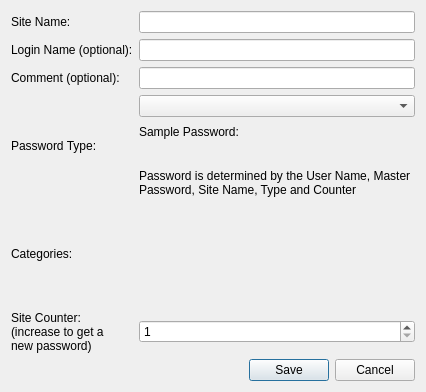
Before: the Qt Designer form ui/edit_site_widget.ui in bkueng/qMasterPassword, drawn with Qt 5.
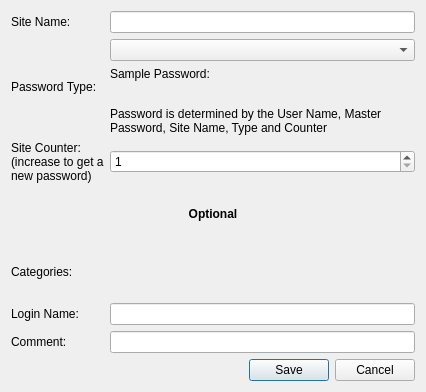
After: the same form once the commit is applied.

Commit message: edit site: change layout: use 'Optional' header label for optional stuff

What changed in the file:
```diff
--- a/ui/edit_site_widget.ui
+++ b/ui/edit_site_widget.ui
@@ -16,8 +16,12 @@
   <layout class="QVBoxLayout" name="verticalLayout">
    <item>
     <layout class="QGridLayout" name="gridLayout">
-     <item row="1" column="1">
-      <widget class="QLineEdit" name="txtUserName"/>
+     <item row="9" column="0">
+      <widget class="QLabel" name="label_5">
+       <property name="text">
+        <string>Categories:</string>
+       </property>
+      </widget>
      </item>
      <item row="0" column="0">
       <widget class="QLabel" name="label">
@@ -29,33 +33,6 @@
        </property>
       </widget>
      </item>
-     <item row="1" column="0">
-      <widget class="QLabel" name="label_2">
-       <property name="text">
-        <string>Login Name (optional):</string>
-       </property>
-       <property name="buddy">
-        <cstring>txtUserName</cstring>
-       </property>
-      </widget>
-     </item>
-     <item row="5" column="0">
-      <widget class="QLabel" name="label_5">
-       <property name="text">
-        <string>Categories:</string>
-       </property>
-      </widget>
-     </item>
-     <item row="2" column="0">
-      <widget class="QLabel" name="label_3">
-       <property name="text">
-        <string>Comment (optional):</string>
-       </property>
-       <property name="buddy">
-        <cstring>txtComment</cstring>
-       </property>
-      </widget>
-     </item>
      <item row="0" column="1">
       <widget class="QLineEdit" name="txtSiteName"/>
      </item>
@@ -69,19 +46,6 @@
        </property>
       </widget>
      </item>
-     <item row="2" column="1">
-      <widget class="QLineEdit" name="txtComment"/>
-     </item>
-     <item row="6" column="0">
-      <widget class="QLabel" name="label_6">
-       <property name="text">
-        <string>Site Counter:&lt;br&gt;(increase to get a &lt;br&gt;new password)</string>
-       </property>
-       <property name="buddy">
-        <cstring>spnSiteCounter</cstring>
-       </property>
-      </widget>
-     </item>
      <item row="6" column="1">
       <widget class="QSpinBox" name="spnSiteCounter">
        <property name="minimum">
@@ -92,6 +56,16 @@
        </property>
       </widget>
      </item>
+     <item row="6" column="0">
+      <widget class="QLabel" name="label_6">
+       <property name="text">
+        <string>Site Counter:&lt;br&gt;(increase to get a &lt;br&gt;new password)</string>
+       </property>
+       <property name="buddy">
+        <cstring>spnSiteCounter</cstring>
+       </property>
+      </widget>
+     </item>
      <item row="3" column="1">
       <layout class="QVBoxLayout" name="verticalLayout_2">
        <item>
@@ -123,7 +97,43 @@
        </item>
       </layout>
      </item>
-     <item row="5" column="1">
+     <item row="7" column="0" colspan="2">
+      <widget class="QLabel" name="label_9">
+       <property name="text">
+        <string>&lt;html&gt;&lt;head/&gt;&lt;body&gt;&lt;p&gt;&lt;b&gt;Optional&lt;/b&gt;&lt;/p&gt;&lt;/body&gt;&lt;/html&gt;</string>
+       </property>
+       <property name="alignment">
+        <set>Qt::AlignCenter</set>
+       </property>
+      </widget>
+     </item>
+     <item row="11" column="0">
+      <widget class="QLabel" name="label_3">
+       <property name="text">
+        <string>Comment:</string>
+       </property>
+       <property name="buddy">
+        <cstring>txtComment</cstring>
+       </property>
+      </widget>
+     </item>
+     <item row="10" column="0">
+      <widget class="QLabel" name="label_2">
+       <property name="text">
+        <string>Login Name:</string>
+       </property>
+       <property name="buddy">
+        <cstring>txtUserName</cstring>
+       </property>
+      </widget>
+     </item>
+     <item row="11" column="1">
+      <widget class="QLineEdit" name="txtComment"/>
+     </item>
+     <item row="10" column="1">
+      <widget class="QLineEdit" name="txtUserName"/>
+     </item>
+     <item row="9" column="1">
       <layout class="QVBoxLayout" name="layoutCategories"/>
      </item>
     </layout>
```
Left out of the diff: 2 changed lines with no effect on the pictures.
